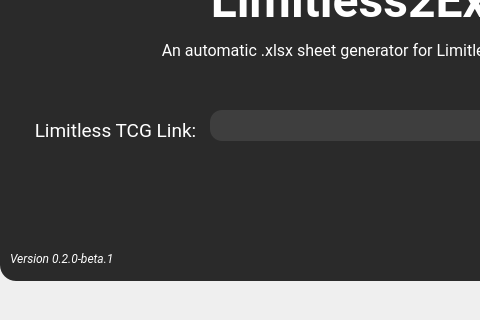
Above: app.ui from DarrenFok/Limitless2Excel before the change; both pictures show x 0 to 480 and y 120 to 440 of the 785 by 440 pixel window. Below: the same form after it.
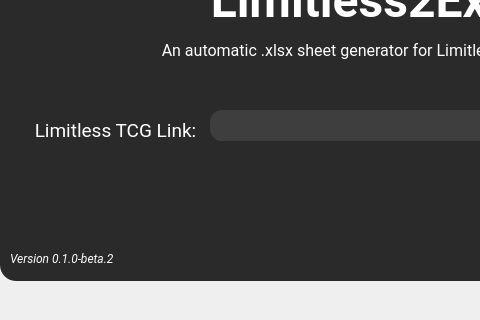
That is the form after the change.

```diff
--- a/app.ui
+++ b/app.ui
@@ -272,7 +272,7 @@
 }</string>
      </property>
      <property name="text">
-      <string>Version 0.2.0-beta.1</string>
+      <string>Version 0.1.0-beta.2</string>
      </property>
     </widget>
    </widget>
```
